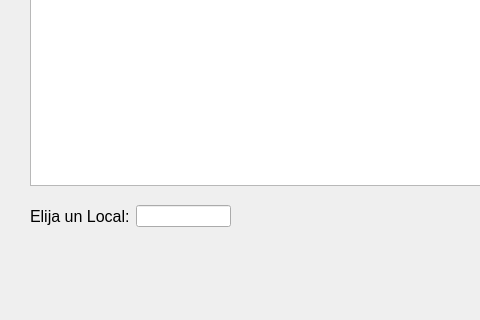
First picture: the form in PAF_GUI/PAF_GRUPO_01_GUI/habilitarinhabilitarlocalgui.ui, repository JMOrbegoso/USS-2021-II-PP, before the edit; both pictures show x 0 to 480 and y 125 to 445 of the 774 by 445 pixel window.
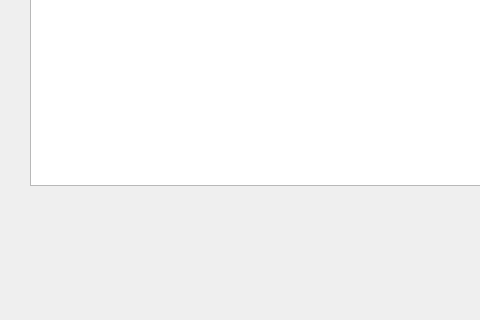
Second picture: the form after the edit.

Patch:
```diff
--- a/PAF_GUI/PAF_GRUPO_01_GUI/habilitarinhabilitarlocalgui.ui
+++ b/PAF_GUI/PAF_GRUPO_01_GUI/habilitarinhabilitarlocalgui.ui
@@ -72,36 +72,6 @@
     </rect>
    </property>
   </widget>
-  <widget class="QWidget" name="formLayoutWidget">
-   <property name="geometry">
-    <rect>
-     <x>30</x>
-     <y>330</y>
-     <width>201</width>
-     <height>41</height>
-    </rect>
-   </property>
-   <layout class="QFormLayout" name="formLayout">
-    <property name="fieldGrowthPolicy">
-     <enum>QFormLayout::AllNonFixedFieldsGrow</enum>
-    </property>
-    <item row="0" column="1">
-     <widget class="QLineEdit" name="txtElegirLocal"/>
-    </item>
-    <item row="0" column="0">
-     <widget class="QLabel" name="label_2">
-      <property name="font">
-       <font>
-        <pointsize>12</pointsize>
-       </font>
-      </property>
-      <property name="text">
-       <string>Elija un Local:</string>
-      </property>
-     </widget>
-    </item>
-   </layout>
-  </widget>
   <widget class="QLabel" name="label">
    <property name="geometry">
     <rect>
```
Left out of the diff: 1 changed line with no effect on the pictures.
